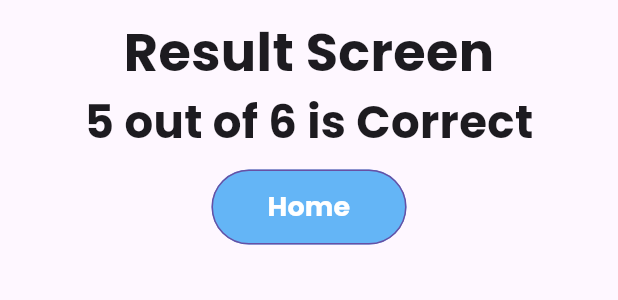
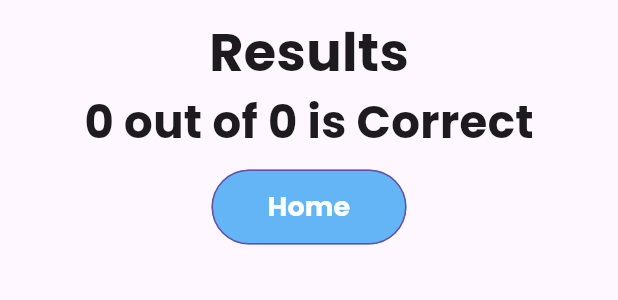
Before and after one commit to rashen33/quiz_app_flutter, a Flutter app: the ResultScreen widget shown alone on an empty page, opened directly with empty values, on a phone screen of 412 x 824 dp. Shown: the top 300 px of the screen. Run offline on Flutter 3.47's test engine with Material 3 defaults, Android fonts, the phone set to English and light mode, and no system bars; our stand-ins replace google_fonts.

Commit message:
added number of correct answers dynamically

```diff
--- a/lib/screens/result_screen.dart
+++ b/lib/screens/result_screen.dart
@@ -16,11 +16,21 @@ class ResultScreen extends StatelessWidget {
         'questionIndex': i,
         'question': quesitons[i].question,
         'correct_answer': quesitons[i].answers[0],
-        'user_answer': answerList[i]
+        'user_answer': answerList[i],
       });
     }
+    return summary;
+  }
 
-    return summary;
+  int correctAnswers() {
+    int correctAns = 0;
+    for (var i = 0; i < answerList.length; i++) {
+      if (quesitons[i].answers[0].toString() == answerList[i].toString()) {
+        correctAns++;
+      }
+    }
+
+    return correctAns;
   }
 
   @override
@@ -34,14 +44,14 @@ class ResultScreen extends StatelessWidget {
               mainAxisSize: MainAxisSize.min,
               children: [
                 Text(
-              'Result Screen',
+                  'Results',
                   style: GoogleFonts.poppins(
                     fontSize: 35,
                     fontWeight: FontWeight.bold,
                   ),
                 ),
                 Text(
-              '5 out of 6 is Correct',
+                  '${correctAnswers()} out of ${answerList.length} is Correct',
                   style: GoogleFonts.poppins(
                     fontSize: 30,
                     fontWeight: FontWeight.bold,
@@ -62,7 +72,7 @@ class ResultScreen extends StatelessWidget {
                             '${(s['questionIndex'] as int) + 1}. ${s['question']}',
                           ),
                           Text(
-                        textAlign: TextAlign.left,
+                            textAlign: TextAlign.start,
                             style: GoogleFonts.poppins(
                               fontSize: 20,
                               fontWeight: FontWeight.bold,
@@ -77,9 +87,8 @@ class ResultScreen extends StatelessWidget {
                               fontWeight: FontWeight.bold,
                               color: Color.fromARGB(255, 187, 204, 38),
                             ),
-                        'Yur Answer : \n ${s['user_answer']}',
+                            'Your Answer : \n ${s['user_answer']}',
                           )
-
                         ],
                       ),
                     ),
```
Lines whose indentation alone changed are shown as unchanged.
